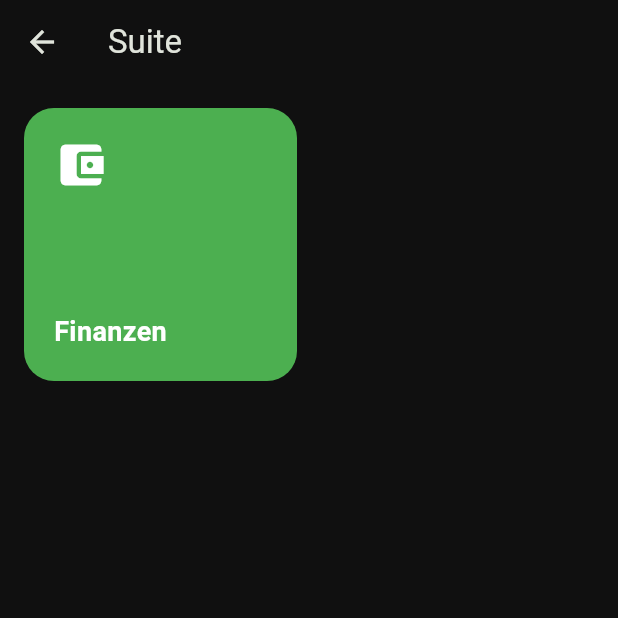
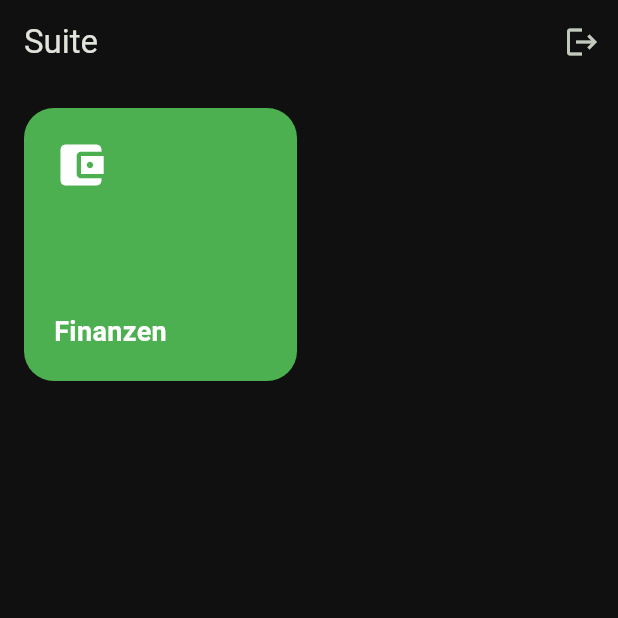
Before and after one commit to Niclas381/Finance-Tracker, a Flutter app: the SuiteHomePage screen opened directly, on a phone screen of 412 x 824 dp, the top half of it. Run offline on Flutter 3.47's test engine with Material 3 defaults, Android fonts, the phone set to English and light mode, and no system bars; our stand-ins replace firebase_auth, firebase_core, google_sign_in, image_picker, isar, shared_preferences and 1 more; missing offline and left inert: flutter_pdfview, google_mlkit_text_recognition, receive_sharing_intent, syncfusion_flutter_pdf, syncfusion_flutter_pdfviewer; accounts and stored records are empty; generated files the repository leaves out were written again.

Commit message:
feat(suite): Login/Logout in Suite-AppBar, AuthGate entfernen
Suite ist jetzt immer offen; Login/Logout läuft direkt aus der Suite-AppBar.
Login öffnet den Google-Sign-In-Flow (gleicher AuthService.signInWithGoogle()
wie zuvor). Während des Auth-Vorgangs zeigt der Button einen Spinner;
Fehler erscheinen als SnackBar.

- lib/suite/suite_home_page.dart: StatefulWidget mit StreamBuilder auf
  authStateChanges; Login/Logout-IconButton in der AppBar
- lib/app.dart: home: SuiteHomePage() (statt AuthGate)
- lib/shared/auth/auth_gate.dart und sign_in_page.dart gelöscht
- lib/apps/finance_tracker/ui/home/finance_home_page.dart: Logout-IconButton
  und _signOut() entfernt, AuthService-Import nicht mehr nötig

Co-Authored-By: Claude Opus 4.7 (1M context) <noreply@anthropic.com>

```diff
--- a/lib/app.dart
+++ b/lib/app.dart
@@ -2,7 +2,7 @@ import 'package:flutter/material.dart';
 
 import 'shared/theme/theme.dart';
 import 'shared/navigation/navigator_key.dart';
-import 'shared/auth/auth_gate.dart';
+import 'suite/suite_home_page.dart';
 import 'apps/finance_tracker/services/share_intent_service.dart';
 import 'apps/finance_tracker/services/message_ingestion_manager.dart';
 import 'apps/finance_tracker/ui/receipts/shared_receipt_preview_page.dart';
@@ -58,7 +58,7 @@ class _MyAppState extends State<MyApp> {
       title: 'Finanztracker',
       theme: AppTheme.darkTheme,
       debugShowCheckedModeBanner: false,
-      home: const AuthGate(),
+      home: const SuiteHomePage(),
     );
   }
 }
--- a/lib/suite/suite_home_page.dart
+++ b/lib/suite/suite_home_page.dart
@@ -1,11 +1,20 @@
 import 'package:flutter/material.dart';
+import 'package:firebase_auth/firebase_auth.dart';
 
+import '../shared/auth/auth_service.dart';
 import 'sub_app.dart';
 import 'suite_registry.dart';
 import 'widgets/sub_app_tile.dart';
 
-class SuiteHomePage extends StatelessWidget {
+class SuiteHomePage extends StatefulWidget {
   const SuiteHomePage({super.key});
+
+  @override
+  State<SuiteHomePage> createState() => _SuiteHomePageState();
+}
+
+class _SuiteHomePageState extends State<SuiteHomePage> {
+  bool _authBusy = false;
 
   void _openSubApp(BuildContext context, SubApp app) {
     Navigator.of(context).push(
@@ -16,11 +25,59 @@ class SuiteHomePage extends StatelessWidget {
     );
   }
 
+  Future<void> _signIn() async {
+    setState(() => _authBusy = true);
+    try {
+      await AuthService.instance.signInWithGoogle();
+    } catch (e) {
+      if (!mounted) return;
+      ScaffoldMessenger.of(context).showSnackBar(
+        SnackBar(content: Text('Anmeldung fehlgeschlagen: $e')),
+      );
+    } finally {
+      if (mounted) setState(() => _authBusy = false);
+    }
+  }
+
+  Future<void> _signOut() async {
+    setState(() => _authBusy = true);
+    try {
+      await AuthService.instance.signOut();
+    } finally {
+      if (mounted) setState(() => _authBusy = false);
+    }
+  }
+
   @override
   Widget build(BuildContext context) {
     return Scaffold(
       appBar: AppBar(
         title: const Text('Suite'),
+        actions: [
+          StreamBuilder<User?>(
+            stream: AuthService.instance.authStateChanges,
+            builder: (context, snapshot) {
+              if (_authBusy) {
+                return const Padding(
+                  padding: EdgeInsets.symmetric(horizontal: 16),
+                  child: Center(
+                    child: SizedBox(
+                      width: 20,
+                      height: 20,
+                      child: CircularProgressIndicator(strokeWidth: 2),
+                    ),
+                  ),
+                );
+              }
+              final isLoggedIn = snapshot.hasData;
+              return IconButton(
+                tooltip: isLoggedIn ? 'Abmelden' : 'Mit Google anmelden',
+                icon: Icon(isLoggedIn ? Icons.logout : Icons.login),
+                onPressed: isLoggedIn ? _signOut : _signIn,
+              );
+            },
+          ),
+        ],
       ),
       body: Padding(
         padding: const EdgeInsets.all(16),
```
Also changed, not shown: lib/apps/finance_tracker/ui/home/finance_home_page.dart (+0 -14 lines), lib/shared/auth/auth_gate.dart (deleted, +0 -34 lines), lib/shared/auth/sign_in_page.dart (deleted, +0 -100 lines).
